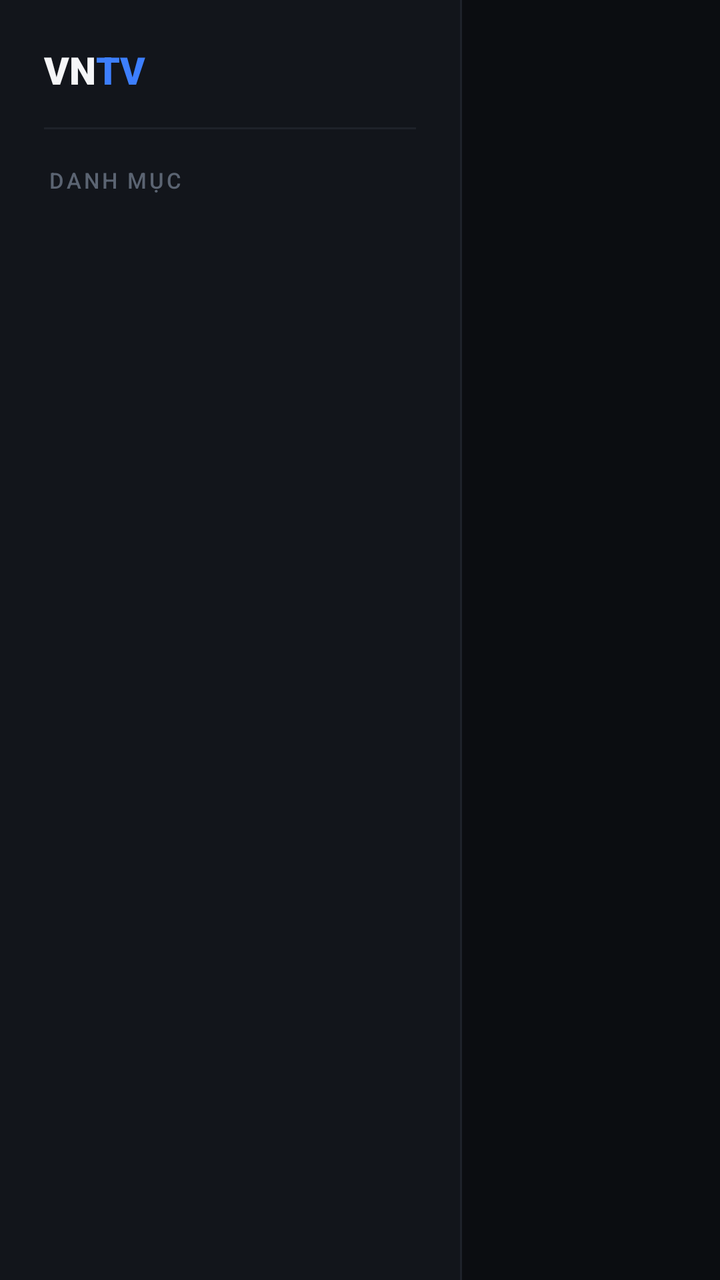
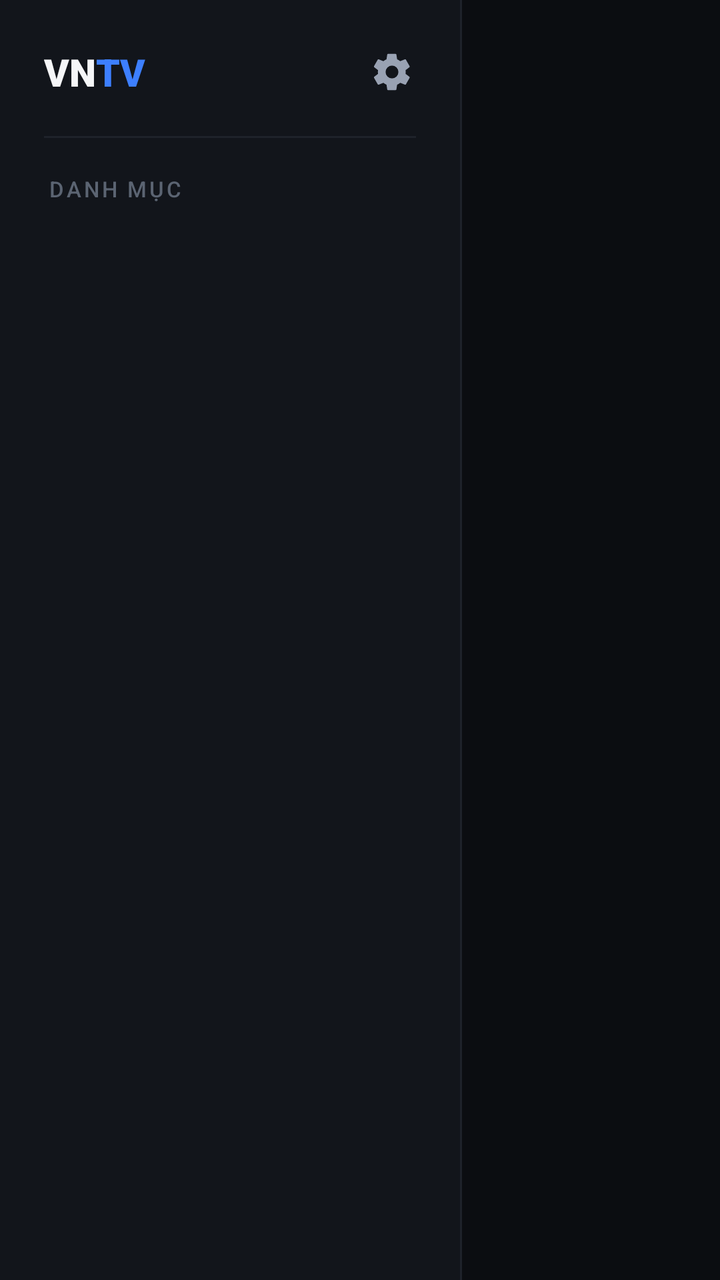

Compare the two renders of this Android layout. The source of the first and the diff that turns it into the second are given below.
<!-- AndroidManifest.xml: application theme Theme.VnTv -->
<!-- res/layout/activity_main.xml -->
<?xml version="1.0" encoding="utf-8"?>
<FrameLayout xmlns:android="http://schemas.android.com/apk/res/android"
    android:layout_width="match_parent"
    android:layout_height="match_parent"
    android:background="@color/bg_base">

<LinearLayout
    android:layout_width="match_parent"
    android:layout_height="match_parent"
    android:orientation="horizontal">

    <LinearLayout
        android:layout_width="230dp"
        android:layout_height="match_parent"
        android:orientation="vertical"
        android:background="@color/surface_sidebar">

        <LinearLayout
            android:layout_width="match_parent"
            android:layout_height="wrap_content"
            android:orientation="horizontal"
            android:gravity="center_vertical"
            android:paddingHorizontal="22dp"
            android:paddingTop="22dp"
            android:paddingBottom="16dp">

            <TextView
                android:layout_width="wrap_content"
                android:layout_height="wrap_content"
                android:text="@string/brand_prefix"
                android:textColor="@color/text_primary"
                android:fontFamily="sans-serif-black"
                android:textSize="19sp" />

            <TextView
                android:layout_width="wrap_content"
                android:layout_height="wrap_content"
                android:text="@string/brand_suffix"
                android:textColor="@color/accent"
                android:fontFamily="sans-serif-black"
                android:textSize="19sp" />
        </LinearLayout>

        <View
            android:layout_width="match_parent"
            android:layout_height="1dp"
            android:layout_marginHorizontal="22dp"
            android:background="@color/divider" />

        <TextView
            android:layout_width="match_parent"
            android:layout_height="wrap_content"
            android:text="@string/sidebar_header"
            style="@style/TextAppearance.VnTv.SectionLabel"
            android:paddingHorizontal="24dp"
            android:paddingTop="18dp"
            android:paddingBottom="8dp" />

        <androidx.recyclerview.widget.RecyclerView
            android:id="@+id/category_tabs"
            android:layout_width="match_parent"
            android:layout_height="0dp"
            android:layout_weight="1"
            android:clipToPadding="false" />
    </LinearLayout>

    <View
        android:layout_width="1dp"
        android:layout_height="match_parent"
        android:background="@color/divider" />

    <LinearLayout
        android:layout_width="0dp"
        android:layout_height="match_parent"
        android:layout_weight="1"
        android:orientation="vertical">

    <LinearLayout
        android:layout_width="match_parent"
        android:layout_height="wrap_content"
        android:orientation="horizontal"
        android:gravity="center_vertical|end"
        android:paddingHorizontal="24dp"
        android:paddingTop="14dp">

        <TextView
            android:id="@+id/date_text"
            android:layout_width="wrap_content"
            android:layout_height="wrap_content"
            android:layout_marginEnd="16dp"
            android:textColor="@color/text_secondary"
            android:textSize="16sp" />

        <TextView
            android:id="@+id/time_text"
            android:layout_width="wrap_content"
            android:layout_height="wrap_content"
            android:textColor="@color/text_primary"
            android:fontFamily="sans-serif-medium"
            android:textSize="30sp" />
    </LinearLayout>

    <FrameLayout
        android:layout_width="match_parent"
        android:layout_height="0dp"
        android:layout_weight="1">

        <androidx.recyclerview.widget.RecyclerView
            android:id="@+id/channel_grid"
            android:layout_width="match_parent"
            android:layout_height="match_parent"
            android:padding="16dp"
            android:clipToPadding="false" />

        <ProgressBar
            android:id="@+id/progress_bar"
            android:layout_width="wrap_content"
            android:layout_height="wrap_content"
            android:layout_gravity="center"
            android:indeterminateTint="@color/accent"
            android:visibility="visible" />

        <TextView
            android:id="@+id/empty_view"
            android:layout_width="wrap_content"
            android:layout_height="wrap_content"
            android:layout_gravity="center"
            android:text="@string/no_channels"
            android:textColor="@color/text_secondary"
            android:gravity="center"
            android:textSize="16sp"
            android:visibility="gone" />
    </FrameLayout>
    </LinearLayout>
</LinearLayout>

    <TextView
        android:id="@+id/number_input"
        android:layout_width="wrap_content"
        android:layout_height="wrap_content"
        android:layout_gravity="center"
        android:background="@drawable/number_badge_background"
        android:paddingHorizontal="32dp"
        android:paddingVertical="12dp"
        android:textColor="#FFFFFFFF"
        android:fontFamily="sans-serif-medium"
        android:textSize="48sp"
        android:visibility="gone" />
</FrameLayout>
<!-- resources referenced by this layout -->
<resources>
  <color name="accent">#3D7FFF</color>
  <color name="bg_base">#0B0D11</color>
  <color name="divider">#1E222A</color>
  <color name="surface_sidebar">#12151B</color>
  <color name="text_primary">#F5F6F8</color>
  <color name="text_secondary">#99A2B3</color>
  <!-- drawable number_badge_background (drawable) -->
  <?xml version="1.0" encoding="utf-8"?>
  <shape xmlns:android="http://schemas.android.com/apk/res/android" android:shape="rectangle">
      <solid android:color="#D9101318" />
  </shape>
  <string name="brand_prefix">VN</string>
  <string name="brand_suffix">TV</string>
  <string name="no_channels">Không tải được kênh nào. Vào Cài đặt để kiểm tra nguồn kênh.</string>
  <string name="sidebar_header">DANH MỤC</string>
  <style name="TextAppearance.VnTv.SectionLabel" parent="android:TextAppearance">
          <item name="android:textColor">@color/text_tertiary</item>
          <item name="android:textSize">11sp</item>
          <item name="android:letterSpacing">0.12</item>
          <item name="android:fontFamily">sans-serif-medium</item>
          <item name="android:textAllCaps">true</item>
      </style>
  <style name="Theme.VnTv" parent="Theme.AppCompat.NoActionBar">
          <item name="android:windowBackground">@color/bg_base</item>
          <item name="colorAccent">@color/accent</item>
          <item name="colorControlNormal">@color/text_secondary</item>
          <item name="colorControlActivated">@color/accent</item>
          <item name="colorControlHighlight">@color/accent_soft</item>
          <item name="android:textColorPrimary">@color/text_primary</item>
          <item name="android:textColorSecondary">@color/text_secondary</item>
      </style>
  <color name="text_tertiary">#5B6472</color>
  <color name="accent_soft">#1C2B47</color>
</resources>

<!-- the commit's change to res/layout/activity_main.xml (unified diff, before → after) -->
@@ -20,9 +20,10 @@
             android:layout_height="wrap_content"
             android:orientation="horizontal"
             android:gravity="center_vertical"
-            android:paddingHorizontal="22dp"
-            android:paddingTop="22dp"
-            android:paddingBottom="16dp">
+            android:paddingStart="22dp"
+            android:paddingEnd="12dp"
+            android:paddingTop="14dp"
+            android:paddingBottom="10dp">
 
             <TextView
                 android:layout_width="wrap_content"
@@ -33,12 +34,24 @@
                 android:textSize="19sp" />
 
             <TextView
-                android:layout_width="wrap_content"
+                android:layout_width="0dp"
                 android:layout_height="wrap_content"
+                android:layout_weight="1"
                 android:text="@string/brand_suffix"
                 android:textColor="@color/accent"
                 android:fontFamily="sans-serif-black"
                 android:textSize="19sp" />
+
+            <ImageView
+                android:id="@+id/settings_button"
+                android:layout_width="44dp"
+                android:layout_height="44dp"
+                android:padding="11dp"
+                android:src="@drawable/ic_settings"
+                android:background="@drawable/icon_button_background"
+                android:focusable="true"
+                android:clickable="true"
+                android:contentDescription="@string/settings_screen_title" />
         </LinearLayout>
 
         <View
<!-- resource entries referenced after the edit -->
@@ -6,6 +6,28 @@
   <color name="surface_sidebar">#12151B</color>
   <color name="text_primary">#F5F6F8</color>
   <color name="text_secondary">#99A2B3</color>
+  <!-- drawable ic_settings (drawable) -->
+  <?xml version="1.0" encoding="utf-8"?>
+  <vector xmlns:android="http://schemas.android.com/apk/res/android"
+      android:width="20dp"
+      android:height="20dp"
+      android:viewportWidth="24"
+      android:viewportHeight="24">
+      <path
+          android:fillColor="#99A2B3"
+          android:pathData="M19.4,13 a7.5,7.5 0 0 0 0.1,-1 a7.5,7.5 0 0 0 -0.1,-1 l2.1,-1.6 a0.5,0.5 0 0 0 0.1,-0.6 l-2,-3.5 a0.5,0.5 0 0 0 -0.6,-0.2 l-2.5,1 a7.3,7.3 0 0 0 -1.7,-1 l-0.4,-2.6 a0.5,0.5 0 0 0 -0.5,-0.4 h-4 a0.5,0.5 0 0 0 -0.5,0.4 l-0.4,2.6 a7.3,7.3 0 0 0 -1.7,1 l-2.5,-1 a0.5,0.5 0 0 0 -0.6,0.2 l-2,3.5 a0.5,0.5 0 0 0 0.1,0.6 l2.1,1.6 a7.5,7.5 0 0 0 -0.1,1 a7.5,7.5 0 0 0 0.1,1 l-2.1,1.6 a0.5,0.5 0 0 0 -0.1,0.6 l2,3.5 a0.5,0.5 0 0 0 0.6,0.2 l2.5,-1 a7.3,7.3 0 0 0 1.7,1 l0.4,2.6 a0.5,0.5 0 0 0 0.5,0.4 h4 a0.5,0.5 0 0 0 0.5,-0.4 l0.4,-2.6 a7.3,7.3 0 0 0 1.7,-1 l2.5,1 a0.5,0.5 0 0 0 0.6,-0.2 l2,-3.5 a0.5,0.5 0 0 0 -0.1,-0.6 z M12,15.5 a3.5,3.5 0 1 1 0,-7 a3.5,3.5 0 0 1 0,7 z" />
+  </vector>
+  <!-- drawable icon_button_background (drawable) -->
+  <?xml version="1.0" encoding="utf-8"?>
+  <selector xmlns:android="http://schemas.android.com/apk/res/android">
+      <item android:state_focused="true">
+          <shape android:shape="rectangle">
+              <solid android:color="@color/accent_soft" />
+              <stroke android:width="2dp" android:color="@color/accent" />
+          </shape>
+      </item>
+      <item android:drawable="@android:color/transparent" />
+  </selector>
   <!-- drawable number_badge_background (drawable) -->
   <?xml version="1.0" encoding="utf-8"?>
   <shape xmlns:android="http://schemas.android.com/apk/res/android" android:shape="rectangle">
@@ -14,6 +36,7 @@
   <string name="brand_prefix">VN</string>
   <string name="brand_suffix">TV</string>
   <string name="no_channels">Không tải được kênh nào. Vào Cài đặt để kiểm tra nguồn kênh.</string>
+  <string name="settings_screen_title">Cài đặt</string>
   <string name="sidebar_header">DANH MỤC</string>
   <style name="TextAppearance.VnTv.SectionLabel" parent="android:TextAppearance">
           <item name="android:textColor">@color/text_tertiary</item>
